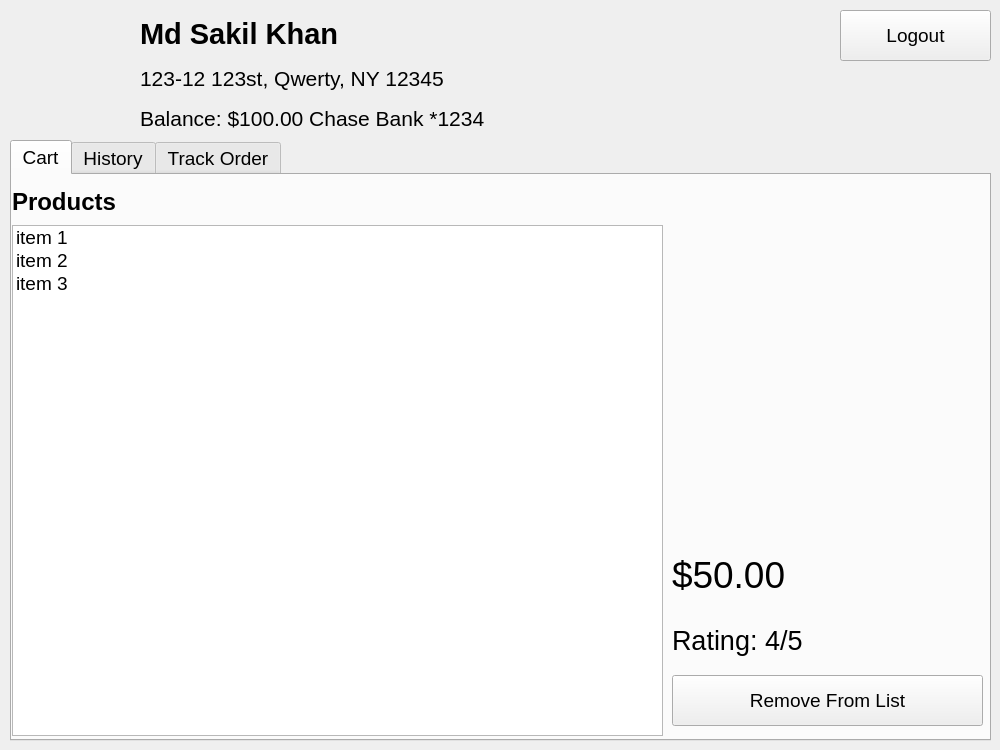
Qt form UiFiles/accountPage.ui (mdsakilkhan/CSC32200-Project) before a commit.
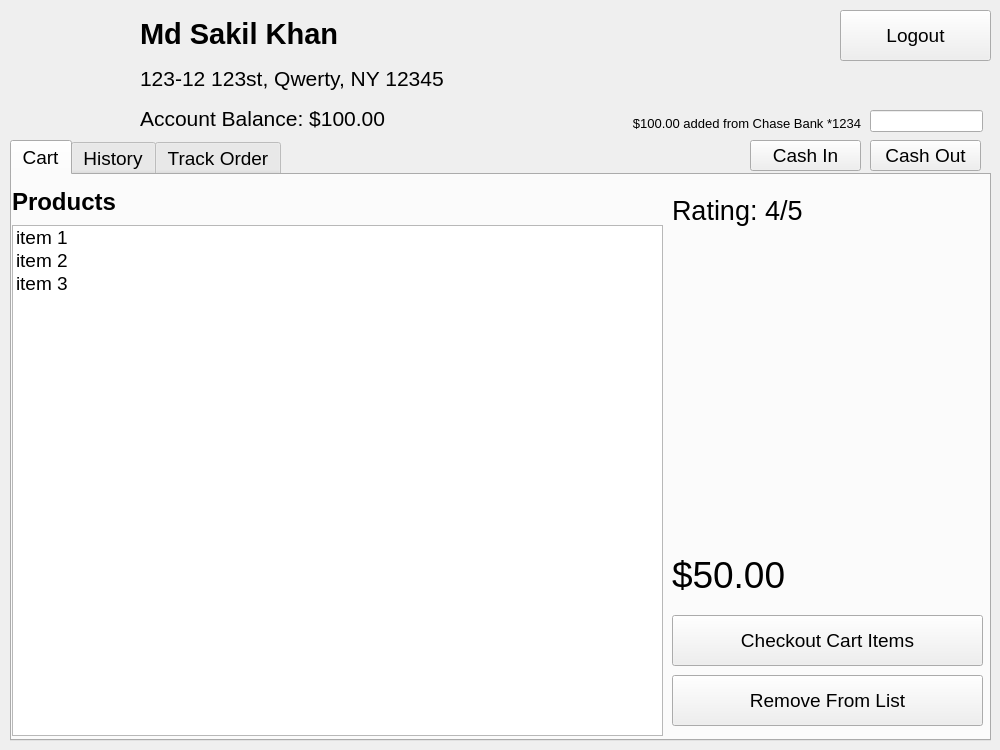
The same form after that commit. Icons and pictures are not drawn.

```diff
--- a/UiFiles/accountPage.ui
+++ b/UiFiles/accountPage.ui
@@ -197,7 +197,7 @@
      <property name="geometry">
       <rect>
        <x>660</x>
-       <y>430</y>
+       <y>0</y>
        <width>311</width>
        <height>51</height>
       </rect>
@@ -218,6 +218,19 @@
       <set>Qt::AlignBottom|Qt::AlignLeading|Qt::AlignLeft</set>
      </property>
     </widget>
+    <widget class="QPushButton" name="Checkout">
+     <property name="geometry">
+      <rect>
+       <x>660</x>
+       <y>440</y>
+       <width>311</width>
+       <height>51</height>
+      </rect>
+     </property>
+     <property name="text">
+      <string>Checkout Cart Items</string>
+     </property>
+    </widget>
    </widget>
    <widget class="QWidget" name="History">
     <attribute name="title">
@@ -476,7 +489,7 @@
     <rect>
      <x>140</x>
      <y>100</y>
-     <width>691</width>
+     <width>381</width>
      <height>31</height>
     </rect>
    </property>
@@ -487,7 +500,7 @@
     </font>
    </property>
    <property name="text">
-    <string>Balance: $100.00 Chase Bank *1234</string>
+    <string>Account Balance: $100.00</string>
    </property>
    <property name="alignment">
     <set>Qt::AlignBottom|Qt::AlignLeading|Qt::AlignLeft</set>
@@ -553,6 +566,76 @@
     <string>Logout</string>
    </property>
   </widget>
+  <widget class="QPushButton" name="CashIn">
+   <property name="geometry">
+    <rect>
+     <x>750</x>
+     <y>140</y>
+     <width>111</width>
+     <height>31</height>
+    </rect>
+   </property>
+   <property name="font">
+    <font>
+     <family>Nirmala UI</family>
+     <pointsize>14</pointsize>
+    </font>
+   </property>
+   <property name="text">
+    <string>Cash In</string>
+   </property>
+  </widget>
+  <widget class="QPushButton" name="CashOut">
+   <property name="geometry">
+    <rect>
+     <x>870</x>
+     <y>140</y>
+     <width>111</width>
+     <height>31</height>
+    </rect>
+   </property>
+   <property name="font">
+    <font>
+     <family>Nirmala UI</family>
+     <pointsize>14</pointsize>
+    </font>
+   </property>
+   <property name="text">
+    <string>Cash Out</string>
+   </property>
+  </widget>
+  <widget class="QLabel" name="BalanceOutput">
+   <property name="geometry">
+    <rect>
+     <x>480</x>
+     <y>100</y>
+     <width>381</width>
+     <height>31</height>
+    </rect>
+   </property>
+   <property name="font">
+    <font>
+     <family>Nirmala UI</family>
+     <pointsize>10</pointsize>
+    </font>
+   </property>
+   <property name="text">
+    <string>$100.00 added from Chase Bank *1234</string>
+   </property>
+   <property name="alignment">
+    <set>Qt::AlignBottom|Qt::AlignRight|Qt::AlignTrailing</set>
+   </property>
+  </widget>
+  <widget class="QLineEdit" name="BalanceInput">
+   <property name="geometry">
+    <rect>
+     <x>870</x>
+     <y>110</y>
+     <width>113</width>
+     <height>22</height>
+    </rect>
+   </property>
+  </widget>
  </widget>
  <resources/>
  <connections/>
```
Left out of the diff: 2 changed lines with no effect on the pictures.
